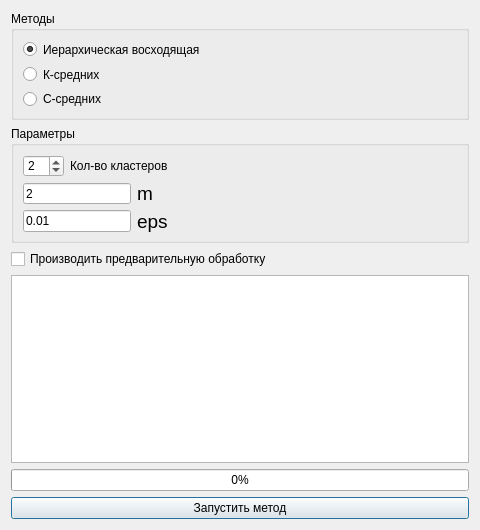
Before: the Qt Designer form sources/DialogConfigClasterization.ui in AndreyTulyakov/TextStageProcessor, drawn with Qt 5.
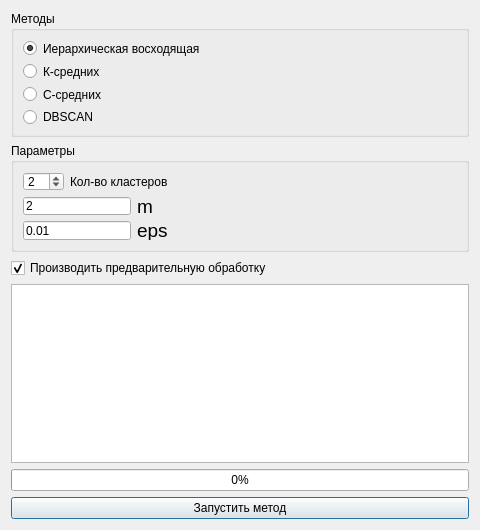
After: the same form once the commit is applied.

What changed in the file:
```diff
--- a/sources/DialogConfigClasterization.ui
+++ b/sources/DialogConfigClasterization.ui
@@ -77,6 +77,16 @@
         </property>
        </widget>
       </item>
+      <item>
+       <widget class="QRadioButton" name="radioButton_DBSCAN">
+        <property name="text">
+         <string>DBSCAN</string>
+        </property>
+        <property name="checked">
+         <bool>false</bool>
+        </property>
+       </widget>
+      </item>
      </layout>
     </widget>
    </item>
@@ -263,6 +273,9 @@
      <property name="text">
       <string>Производить предварительную обработку</string>
      </property>
+     <property name="checked">
+      <bool>true</bool>
+     </property>
     </widget>
    </item>
    <item>
```
